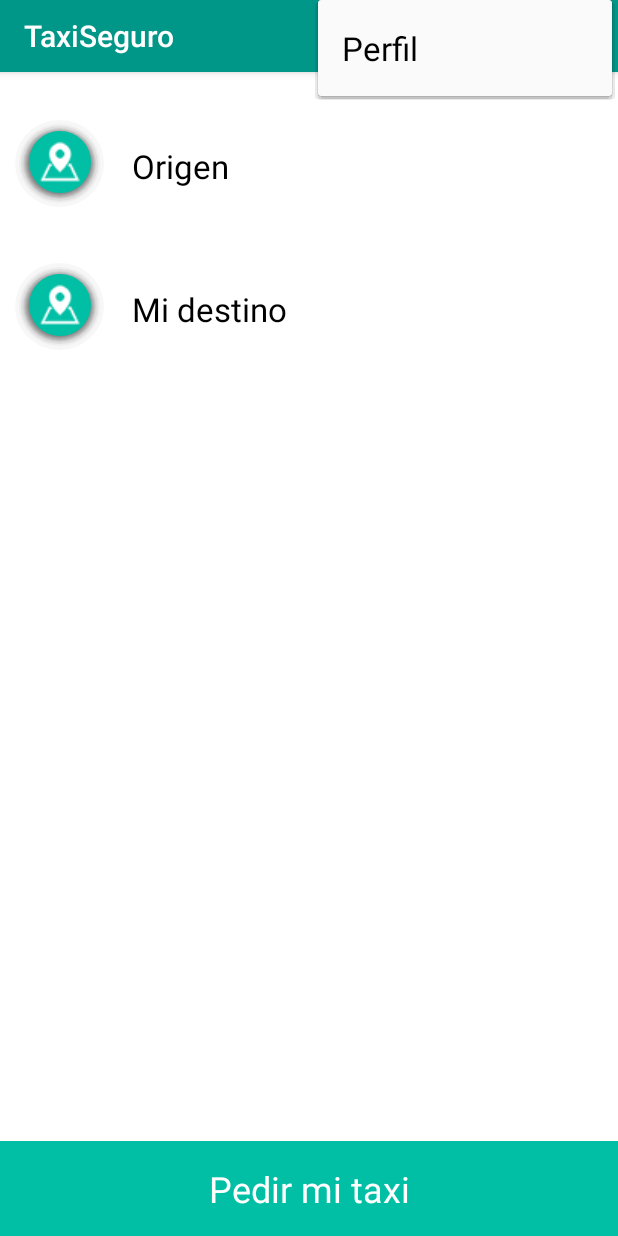
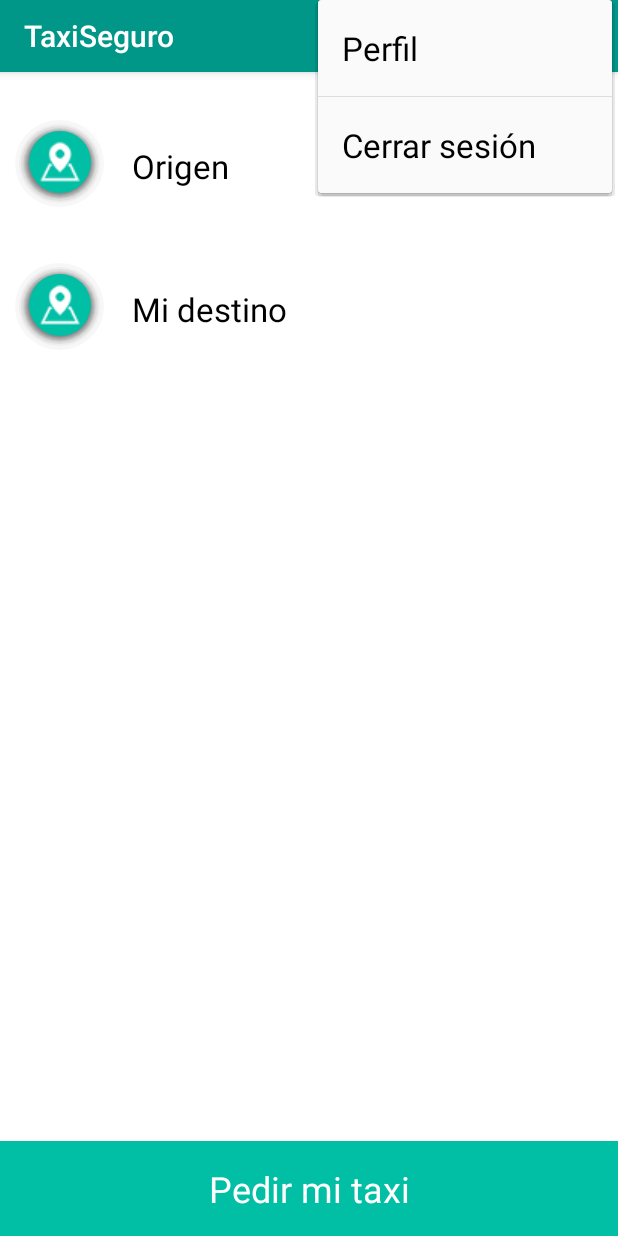
Before and after one commit to breakingRisk/TaxiSeguro, an Android app: the pedirTaxi screen opened directly, with no data from a screen before it, with the options menu open, on a phone screen of 412 x 824 dp. Run offline under Robolectric (Android 15) with nearby library versions, the phone set to English and light mode, and no system bars.

Commit message:
Se hicieron ajustes

```diff
--- a/TaxiSeguro/app/src/main/res/menu/menu_top.xml
+++ b/TaxiSeguro/app/src/main/res/menu/menu_top.xml
@@ -3,9 +3,15 @@
     xmlns:tools="http://schemas.android.com/tools"
     tools:context="com.herprogramacion.toolbarapp.DetailActivity">
     <item
-        android:id="@+id/action_settings"
+        android:id="@+id/to_perfil"
         android:orderInCategory="100"
         android:title="@string/perfil"
         app:showAsAction="never" />
 
+    <item
+        android:id="@+id/c_session"
+        android:orderInCategory="100"
+        android:title="@string/cerrar"
+        app:showAsAction="never" />
+
 </menu>
--- a/TaxiSeguro/app/src/main/res/values/strings.xml
+++ b/TaxiSeguro/app/src/main/res/values/strings.xml
@@ -12,4 +12,5 @@
     <string name="contrasenia_actual">Contraseña Actual</string>
     <string name="contrasenia_nueva">Contraseña Nueva</string>
     <string name="contrasenia_nueva_de_nuevo">Confirma</string>
+    <string name="cerrar">Cerrar sesión</string>
 </resources>
```
Also changed, not shown: TaxiSeguro/app/src/main/java/com/example/magdiel/taxiseguro/Login.java (+16 -1 lines), TaxiSeguro/app/src/main/java/com/example/magdiel/taxiseguro/pedirTaxi.java (+14 -4 lines), 2 other files.
